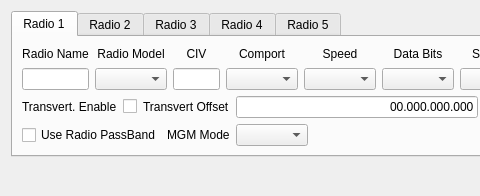
Qt form mqt/MqtRigControl/setupdialog.ui (zsteva/backup-minos2) before a commit; both pictures show x 0 to 480 and y 0 to 196 of the 854 by 196 pixel window.
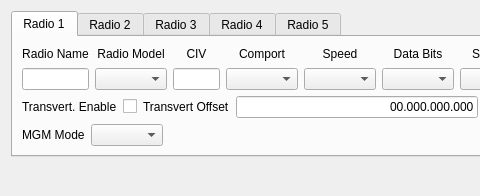
The same form after that commit. The open tabs and pages were chosen to show the change.

What changed in the file:
```diff
--- a/mqt/MqtRigControl/setupdialog.ui
+++ b/mqt/MqtRigControl/setupdialog.ui
@@ -277,13 +277,6 @@
          </item>
          <item>
           <layout class="QHBoxLayout" name="horizontalLayout_14">
-           <item>
-            <widget class="QCheckBox" name="useRigPbChk1">
-             <property name="text">
-              <string>Use Radio PassBand</string>
-             </property>
-            </widget>
-           </item>
            <item>
             <widget class="QLabel" name="label">
              <property name="text">
```
Left out of the diff: 30 changed lines with no effect on the pictures.
